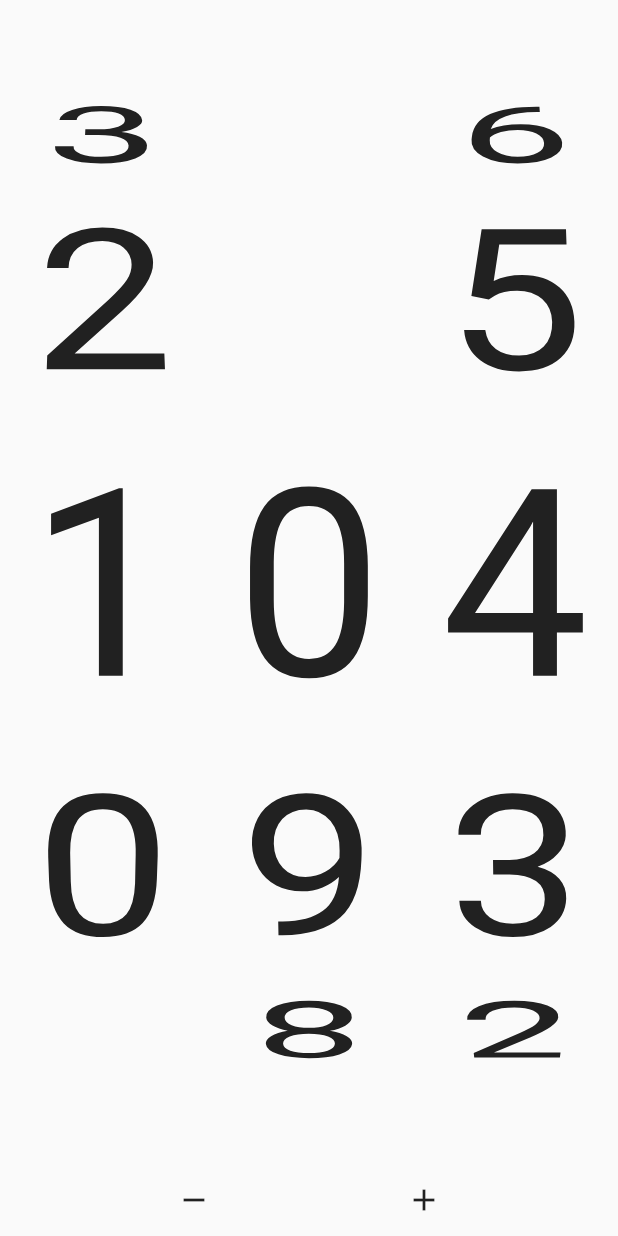
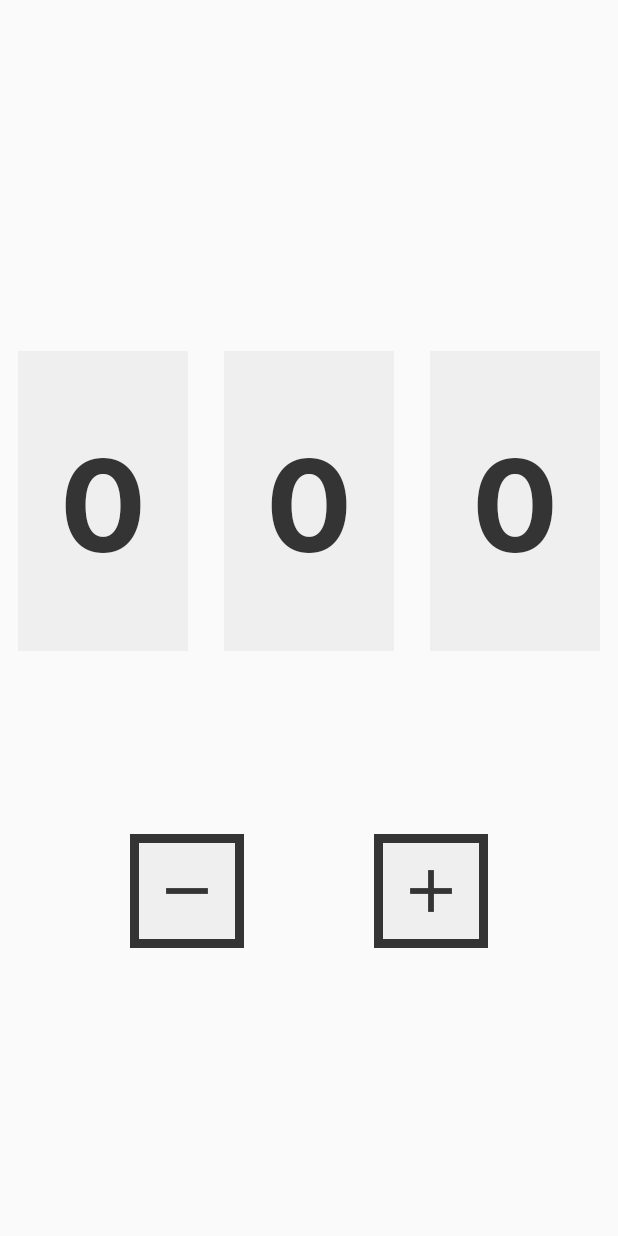
Before and after one commit to borntofrappe/ticker, a Flutter app: the screen it shows after launch, on a phone screen of 412 x 824 dp. Run offline on Flutter 3.47's test engine with Material 2 defaults, Android fonts, the phone set to English and light mode, and no system bars.

Commit message:
update design following mockup

```diff
--- a/lib/main.dart
+++ b/lib/main.dart
@@ -12,7 +12,7 @@ class App extends StatelessWidget {
     return const MaterialApp(
       home: Scaffold(
         body: SafeArea(
-          child: Ticker(count: 104),
+          child: Ticker(),
         ),
       ),
     );
@@ -121,50 +121,160 @@ class _TickerState extends State<Ticker> {
 
   @override
   Widget build(BuildContext context) {
-    return Column(
+    const double itemExtent = 200.0;
+    const double padding = 8.0;
+    const Color boxStroke = Color(0xff343434);
+    const Color boxFill = Color(0xffefefef);
+    const Color textFill = Color(0xff343434);
+
+    return Center(
+      child: ConstrainedBox(
+        constraints: const BoxConstraints(
+          maxHeight: 520.0,
+        ),
+        child: Column(
           children: [
             Expanded(
+              flex: 7,
               child: Row(
                 children: _controllers
-                .map((controller) => Expanded(
-                      child: Center(
+                    .map(
+                      (controller) => Expanded(
+                        child: Container(
+                          margin: const EdgeInsets.symmetric(horizontal: 12.0),
+                          child: Stack(
+                            children: <Widget>[
+                              Center(
                                 child: ListWheelScrollView(
+                                  overAndUnderCenterOpacity: 0,
                                   controller: controller,
                                   physics: const NeverScrollableScrollPhysics(),
-                          itemExtent: 200.0,
+                                  itemExtent: itemExtent,
                                   children: List<Widget>.generate(
                                     digits + 1,
-                            (index) => FittedBox(
+                                    (index) => Container(
+                                      decoration: const BoxDecoration(
+                                        color: boxFill,
+                                      ),
+                                      child: FittedBox(
+                                        fit: BoxFit.cover,
+                                        child: Padding(
+                                          padding:
+                                              const EdgeInsets.all(padding),
                                           child: Text(
                                             (index % digits).toString(),
+                                            style: const TextStyle(
+                                              fontFamily: 'Inter',
+                                              fontWeight: FontWeight.w700,
+                                              color: textFill,
+                                            ),
+                                          ),
+                                        ),
                                       ),
                                     ),
                                   ).reversed.toList(),
                                 ),
                               ),
-                    ))
+                              ExcludeSemantics(
+                                child: Center(
+                                  child: ListWheelScrollView(
+                                    itemExtent: itemExtent,
+                                    children: <Widget>[
+                                      Container(
+                                        decoration: BoxDecoration(
+                                          border: Border.all(
+                                            width: 8.0,
+                                            color: boxFill,
+                                          ),
+                                        ),
+                                        child: const FittedBox(
+                                          fit: BoxFit.cover,
+                                          child: Opacity(
+                                            opacity: 0,
+                                            child: Padding(
+                                              padding: EdgeInsets.all(padding),
+                                              child: Text('0'),
+                                            ),
+                                          ),
+                                        ),
+                                      ),
+                                    ],
+                                  ),
+                                ),
+                              ),
+                            ],
+                          ),
+                        ),
+                      ),
+                    )
                     .toList(),
               ),
             ),
-        ConstrainedBox(
+            Expanded(
+              flex: 3,
+              child: ConstrainedBox(
                 constraints: const BoxConstraints(
                   maxWidth: 480.0,
                 ),
                 child: Row(
                   mainAxisAlignment: MainAxisAlignment.spaceEvenly,
                   children: [
-              IconButton(
+                    Container(
+                      decoration: BoxDecoration(
+                        color: boxFill,
+                        border: Border.all(
+                          width: 6.0,
+                          color: boxStroke,
+                        ),
+                      ),
+                      child: Material(
+                        child: Ink(
+                          decoration: const ShapeDecoration(
+                            shape: BeveledRectangleBorder(),
+                            color: boxFill,
+                          ),
+                          child: IconButton(
+                            iconSize: 48.0,
                             onPressed: () => _scroll(-1),
-                icon: const Icon(Icons.remove),
+                            icon: const Icon(
+                              Icons.remove,
+                              color: textFill,
                             ),
-              IconButton(
+                          ),
+                        ),
+                      ),
+                    ),
+                    Container(
+                      decoration: BoxDecoration(
+                        border: Border.all(
+                          width: 6.0,
+                          color: boxStroke,
+                        ),
+                      ),
+                      child: Material(
+                        child: Ink(
+                          decoration: const ShapeDecoration(
+                            shape: BeveledRectangleBorder(),
+                            color: boxFill,
+                          ),
+                          child: IconButton(
+                            iconSize: 48.0,
                             onPressed: () => _scroll(1),
-                icon: const Icon(Icons.add),
+                            icon: const Icon(
+                              Icons.add,
+                              color: textFill,
+                            ),
+                          ),
+                        ),
+                      ),
                     ),
                   ],
                 ),
               ),
+            ),
           ],
+        ),
+      ),
     );
   }
 }
```
Also changed, not shown: pubspec.yaml (+7 -3 lines), fonts/Inter-Bold.ttf (added), fonts/Inter-Regular.ttf (added), 1 other file. Lines whose indentation alone changed are shown as unchanged.
